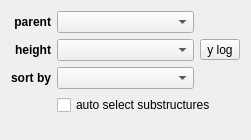
Above: glue/plugins/dendro_viewer/qt/options_widget.ui from glue-viz/glue before the change. Below: the same form after it.
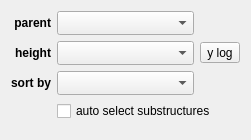
That is the form after the change.

```diff
--- a/glue/plugins/dendro_viewer/qt/options_widget.ui
+++ b/glue/plugins/dendro_viewer/qt/options_widget.ui
@@ -17,7 +17,7 @@
    <item row="2" column="1">
     <widget class="QComboBox" name="combosel_order_att">
      <property name="sizeAdjustPolicy">
-      <enum>QComboBox::AdjustToMinimumContentsLength</enum>
+      <enum>QComboBox::AdjustToMinimumContentsLengthWithIcon</enum>
      </property>
     </widget>
    </item>
@@ -108,14 +108,14 @@
    <item row="1" column="1">
     <widget class="QComboBox" name="combosel_height_att">
      <property name="sizeAdjustPolicy">
-      <enum>QComboBox::AdjustToMinimumContentsLength</enum>
+      <enum>QComboBox::AdjustToMinimumContentsLengthWithIcon</enum>
      </property>
     </widget>
    </item>
    <item row="0" column="1">
     <widget class="QComboBox" name="combosel_parent_att">
      <property name="sizeAdjustPolicy">
-      <enum>QComboBox::AdjustToMinimumContentsLength</enum>
+      <enum>QComboBox::AdjustToMinimumContentsLengthWithIcon</enum>
      </property>
     </widget>
    </item>
```
